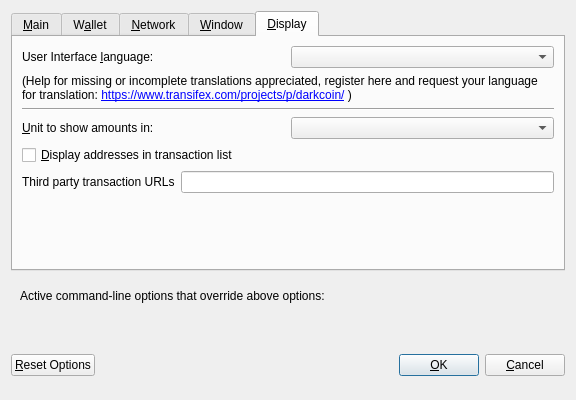
Qt form src/qt/forms/optionsdialog.ui (wagerr/PIVX) before a commit.
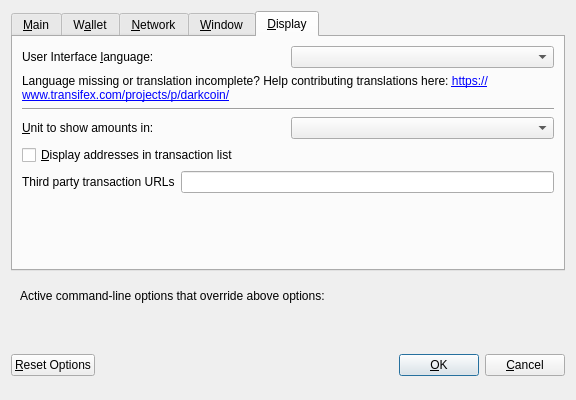
The same form after that commit. The open tabs and pages were chosen to show the change. Custom widgets are drawn as their Qt base class.

Diff of the .ui file:
```diff
--- a/src/qt/forms/optionsdialog.ui
+++ b/src/qt/forms/optionsdialog.ui
@@ -521,7 +521,7 @@
           <string notr="true"/>
          </property>
          <property name="text">
-          <string notr="true">&lt;html&gt;&lt;head/&gt;&lt;body&gt;&lt;p&gt;(Help for missing or incomplete translations appreciated, register here and request your language for translation: &lt;a  href=&quot;https://www.transifex.com/projects/p/darkcoin/&quot;&gt;https://www.transifex.com/projects/p/darkcoin/&lt;/a&gt; )&lt;/p&gt;&lt;/body&gt;&lt;/html&gt;</string>
+          <string notr="true">&lt;html&gt;&lt;head/&gt;&lt;body&gt;&lt;p&gt;Language missing or translation incomplete? Help contributing translations here: &lt;a  href=&quot;https://www.transifex.com/projects/p/darkcoin/&quot;&gt;https://www.transifex.com/projects/p/darkcoin/&lt;/a&gt;&lt;/p&gt;&lt;/body&gt;&lt;/html&gt;</string>
          </property>
          <property name="wordWrap">
           <bool>true</bool>
```
